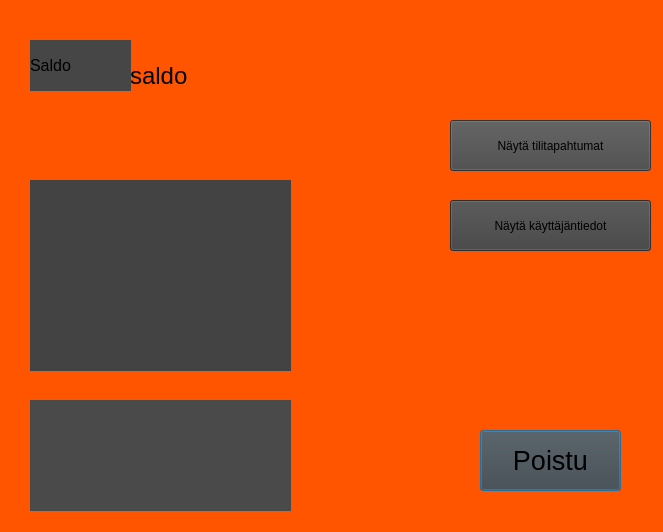
22kmo-project/group_8, file frontend/saldo.ui: the form before one commit.
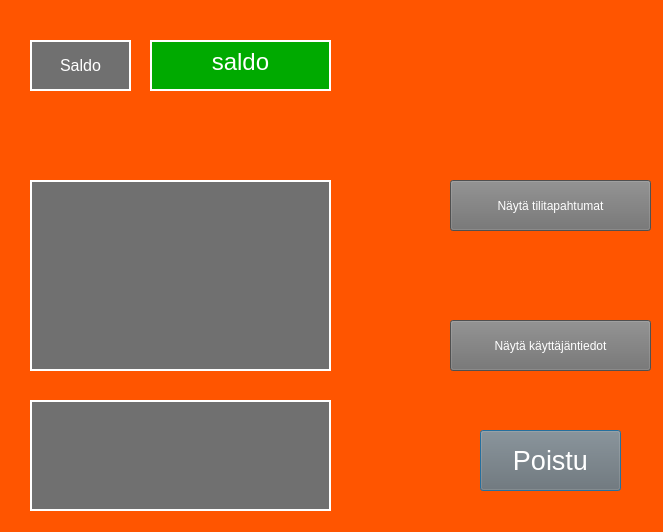
The form after the commit.

```diff
--- a/frontend/saldo.ui
+++ b/frontend/saldo.ui
@@ -25,10 +25,10 @@
   <widget class="QLabel" name="labelNaytaSaldo">
    <property name="geometry">
     <rect>
-     <x>130</x>
+     <x>150</x>
      <y>40</y>
-     <width>81</width>
-     <height>71</height>
+     <width>181</width>
+     <height>51</height>
     </rect>
    </property>
    <property name="font">
@@ -40,11 +40,18 @@
     <enum>Qt::NoFocus</enum>
    </property>
    <property name="styleSheet">
-    <string notr="true"/>
+    <string notr="true">background-color: rgb(0, 170, 0);
+color: rgb(255, 255, 255);</string>
+   </property>
+   <property name="frameShape">
+    <enum>QFrame::WinPanel</enum>
    </property>
    <property name="text">
     <string>saldo</string>
    </property>
+   <property name="alignment">
+    <set>Qt::AlignHCenter|Qt::AlignTop</set>
+   </property>
   </widget>
   <widget class="QPushButton" name="poistuSaldo">
    <property name="geometry">
@@ -61,7 +68,8 @@
     </font>
    </property>
    <property name="styleSheet">
-    <string notr="true">background-color: rgb(67, 67, 67);</string>
+    <string notr="true">background-color: rgb(112, 112, 112);
+color: rgb(255, 255, 255);</string>
    </property>
    <property name="text">
     <string>Poistu</string>
@@ -82,17 +90,24 @@
     </font>
    </property>
    <property name="styleSheet">
-    <string notr="true">background-color: rgb(70, 70, 70);</string>
+    <string notr="true">background-color: rgb(112, 112, 112);
+color: rgb(255, 255, 255);</string>
+   </property>
+   <property name="frameShape">
+    <enum>QFrame::WinPanel</enum>
    </property>
    <property name="text">
     <string>Saldo</string>
    </property>
+   <property name="alignment">
+    <set>Qt::AlignCenter</set>
+   </property>
   </widget>
   <widget class="QPushButton" name="pushNaytaTapahtumat">
    <property name="geometry">
     <rect>
      <x>450</x>
-     <y>120</y>
+     <y>180</y>
      <width>201</width>
      <height>51</height>
     </rect>
@@ -103,7 +118,8 @@
     </font>
    </property>
    <property name="styleSheet">
-    <string notr="true">background-color: rgb(72, 72, 72);</string>
+    <string notr="true">background-color: rgb(112, 112, 112);
+color: rgb(255, 255, 255);</string>
    </property>
    <property name="text">
     <string>Näytä tilitapahtumat</string>
@@ -113,13 +129,14 @@
    <property name="geometry">
     <rect>
      <x>450</x>
-     <y>200</y>
+     <y>320</y>
      <width>201</width>
      <height>51</height>
     </rect>
    </property>
    <property name="styleSheet">
-    <string notr="true">background-color: rgb(65, 65, 65);</string>
+    <string notr="true">background-color: rgb(112, 112, 112);
+color: rgb(255, 255, 255);</string>
    </property>
    <property name="text">
     <string>Näytä käyttäjäntiedot</string>
@@ -130,7 +147,7 @@
     <rect>
      <x>30</x>
      <y>180</y>
-     <width>261</width>
+     <width>301</width>
      <height>191</height>
     </rect>
    </property>
@@ -140,7 +157,11 @@
     </font>
    </property>
    <property name="styleSheet">
-    <string notr="true">background-color: rgb(67, 67, 67);</string>
+    <string notr="true">background-color: rgb(112, 112, 112);
+color: rgb(255, 255, 255);</string>
+   </property>
+   <property name="frameShape">
+    <enum>QFrame::WinPanel</enum>
    </property>
    <property name="text">
     <string/>
@@ -151,7 +172,7 @@
     <rect>
      <x>30</x>
      <y>400</y>
-     <width>261</width>
+     <width>301</width>
      <height>111</height>
     </rect>
    </property>
@@ -161,7 +182,11 @@
     </font>
    </property>
    <property name="styleSheet">
-    <string notr="true">background-color: rgb(74, 74, 74);</string>
+    <string notr="true">background-color: rgb(112, 112, 112);
+color: rgb(255, 255, 255);</string>
+   </property>
+   <property name="frameShape">
+    <enum>QFrame::WinPanel</enum>
    </property>
    <property name="text">
     <string/>
```
